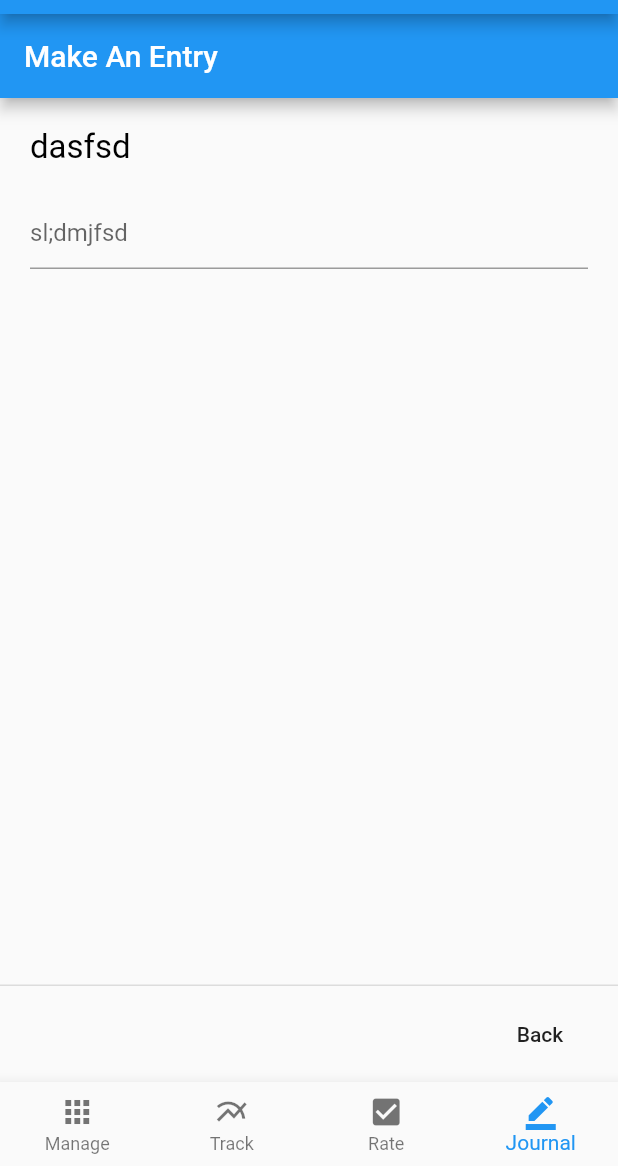
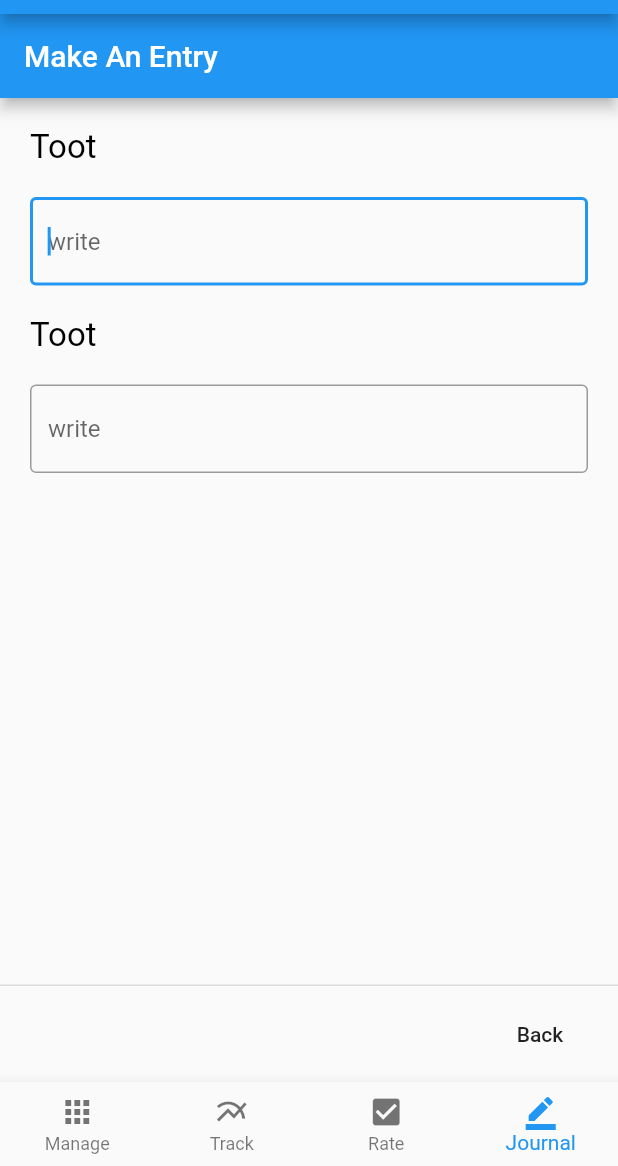
Before and after one commit to jared-nelsen/MoodMap, a Flutter app: the screen it shows after launch, item 4 of the bottom bar chosen, after a tap on the "add" icon, on a phone screen of 412 x 824 dp, the part 70-1236 px from its top. Run offline on Flutter 3.47's test engine with Material 2 defaults, Android fonts, the phone set to English and light mode, and no system bars; our stand-ins replace firebase_analytics, google_sign_in; accounts and stored records are empty.

Commit message:
Implemented skeleton of rating hierarchy.

```diff
--- a/lib/journaling/entry_components/sizable_titled_entry_box.dart
+++ b/lib/journaling/entry_components/journal_entry_box.dart
@@ -44,10 +44,13 @@ class EntryBoxState extends State<JournalEntryBox> {
             padding: const EdgeInsets.only(left: 20.0, top: 20.0, right: 20.0),
 
             child: new TextField(
-
               autocorrect: true,
+              autofocus: true,
               decoration: new InputDecoration(
                 hintText: _hint,
+                border: OutlineInputBorder(
+
+                )
               ),
             ),
 
--- a/lib/journaling/journal_make_entry_view.dart
+++ b/lib/journaling/journal_make_entry_view.dart
@@ -1,7 +1,7 @@
 
 import 'package:flutter/material.dart';
 
-import 'entry_components/sizable_titled_entry_box.dart';
+import 'entry_components/journal_entry_box.dart';
 
 
 class MakeEntryView extends StatefulWidget {
@@ -26,11 +26,9 @@ class MakeEntryState extends State<MakeEntryView> {
     return new Scaffold(
 
       body: new ListView(
-        shrinkWrap: true,
         children: <Widget>[
-
-          new JournalEntryBox("dasfsd", "sl;dmjfsd", new Size(100.0, 100.0))
-
+          new JournalEntryBox("Toot", "write", new Size(100.0, 100.0)),
+          new JournalEntryBox("Toot", "write", new Size(100.0, 100.0)),
         ],
       ),
 
--- a/lib/pages/rate_view.dart
+++ b/lib/pages/rate_view.dart
@@ -1,4 +1,8 @@
 import 'package:flutter/material.dart';
+
+import 'package:mood_map/rating/rate_categories.dart';
+import 'package:mood_map/rating/rate_specifics.dart';
+import 'package:mood_map/rating/rate_emotions.dart';
 
 class RateView extends StatefulWidget {
 
@@ -9,99 +13,59 @@ class RateView extends StatefulWidget {
 
 class RateViewState extends State<RateView> {
 
-  ///The list of emotion widgets that are controllable in the list view
-  //List<ManageEmotionListItem> _emotionWidgets = new List();
+  PageController _pageController;
 
   @override
   Widget build(BuildContext context) {
 
-    ///Top level container for the manage emotion view
-    return new Container(
-      color: Colors.green,
+    return new Scaffold(
 
-      ///The row in the container containing the elements in the view
-      child: new Row(
+      body: new PageView(
+
+        controller: _pageController,
+
         children: <Widget>[
-          new Expanded(
 
-            ///The page title
-              child: new Column(
-                crossAxisAlignment: CrossAxisAlignment.stretch,
-                children: <Widget>[
+          new RateCategoriesView(animateToSpecifics),
+          new RateSpecificsView(animateToCategories, animateToEmotions),
+          new RateEmotionsView(animateToCategories, animateToSpecifics)
 
-                  ///Title Info Bar
-                  new Container(
-                    decoration: new BoxDecoration(
-                      color: Colors.redAccent,
-                      border: new Border.all(color: Colors.black),
-                    ),
-                    child: new Row(
-                      mainAxisAlignment: MainAxisAlignment.spaceEvenly,
-                      children: <Widget>[
-
-                        ///Emotion Column Title
-                        new Column(
-                          children: <Widget>[
-                            new Container(
-                              color: Colors.redAccent,
-                              padding: const EdgeInsets.all(10.0),
-                              child: new Text("Emotion",
-                                style: new TextStyle(
-                                    color: Colors.white,
-                                    fontSize: 18.0
-                                ),
-                              ),
-                            )
-                          ],
-                        ),
-
-                        ///Rating Column Title
-                        new Column(
-                          children: <Widget>[
-                            new Container(
-                              color: Colors.redAccent,
-                              padding: const EdgeInsets.all(10.0),
-                              child: new Text("Rate",
-                                style: new TextStyle(
-                                    color: Colors.white,
-                                    fontSize: 18.0
-                                ),
-                              ),
-                            )
-                          ],
-                        ),
-                      ],
-                    ),
-                  ),
-
-
-                  //new ListView.builder(itemBuilder: null),
-
-                  ///Confirm Rating Button
-                  new FloatingActionButton(
-                    onPressed: null,
-                    child: new Icon(Icons.check),
-                    elevation: 15.0,
-                  )
-
-
-                ],
-              )
-          )
         ],
       ),
+
     );
+  }
 
+  void _animateToPage(int page) {
+    _pageController.animateToPage(
+        page,
+        duration: const Duration(milliseconds: 300),
+        curve: Curves.ease
+    );
+  }
+
+  void animateToCategories() {
+    _animateToPage(0);
+  }
+
+  void animateToSpecifics() {
+    _animateToPage(1);
+  }
+
+  void animateToEmotions() {
+    _animateToPage(2);
   }
 
   @override
   void initState() {
     super.initState();
+    _pageController = new PageController();
   }
 
   @override
   void dispose() {
     super.dispose();
+    _pageController.dispose();
   }
 
 }
--- /dev/null
+++ b/lib/rating/rate_categories.dart
@@ -0,0 +1,53 @@
+
+import 'package:flutter/material.dart';
+
+class RateCategoriesView extends StatefulWidget {
+
+  Function _navigateToSpecifics;
+
+  RateCategoriesView(this._navigateToSpecifics);
+
+  @override
+  State<StatefulWidget> createState() => new RateCategoriesViewState(_navigateToSpecifics);
+
+}
+
+class RateCategoriesViewState extends State<RateCategoriesView> {
+
+  Function _navigateToSpecifics;
+
+  RateCategoriesViewState(this._navigateToSpecifics);
+
+  @override
+  Widget build(BuildContext context) {
+
+    return new Container(
+
+      child: new Scaffold(
+
+        appBar: new AppBar(title: new Text("Rate My Emotions With..."),),
+
+        body: null,
+
+        floatingActionButton: new FloatingActionButton(
+          onPressed: null,
+          child: new Icon(Icons.add),
+        ),
+
+      ),
+
+    );
+
+  }
+
+  @override
+  void initState() {
+    super.initState();
+  }
+
+  @override
+  void dispose() {
+    super.dispose();
+  }
+
+}
```
Also changed, not shown: lib/rating/rate_emotions.dart (added, +57 -0 lines), lib/rating/rate_specifics.dart (added, +55 -0 lines), log.txt (+12 -0 lines).
